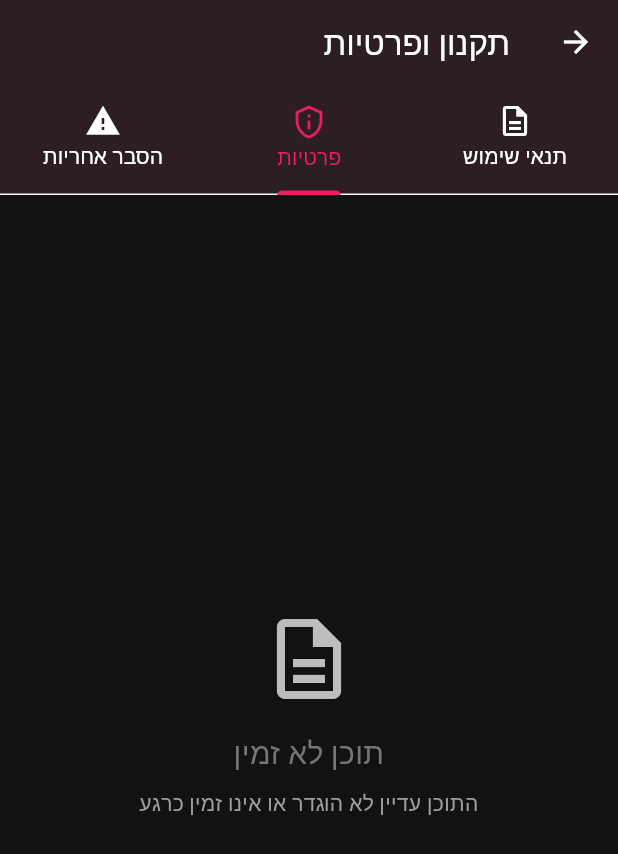
After one commit to hedidjs/zazadance-studio, a Flutter app: the PublicTermsScreen screen opened by its route, on a phone screen of 412 x 824 dp. The commit adds this screen. Shown: the top 854 px of the screen. Run offline on Flutter 3.47's test engine with Material 3 defaults, Android fonts, the phone set to English and light mode, and no system bars; our stand-ins replace cached_network_image, data_table_2, file_picker, fl_chart, flutter_colorpicker, flutter_riverpod and 8 more; accounts and stored records are empty; Roboto replaces fonts that are missing (Heebo).

Commit message:
Create proper public pages that load content from database
- Created PublicTermsScreen that loads terms, privacy, and disclaimer content from database
- Created PublicContactScreenDb that loads contact info from database with fallback
- Updated app.dart routing to use new database-driven screens
- /privacy route now shows privacy tab from terms_content table
- /support route now shows contact info from studio_info table or fallback data
- Updated build for deployment

🤖 Generated with [Claude Code](https://claude.ai/code)

Co-Authored-By: Claude <noreply@anthropic.com>

```diff
--- a/user-app/lib/app.dart
+++ b/user-app/lib/app.dart
@@ -17,8 +17,8 @@ import 'features/favorites/favorites_full_screen.dart';
 import 'features/terms/terms_screen.dart';
 import 'features/orders/my_orders_screen.dart';
 import 'features/groups/groups_screen.dart';
-import 'features/public/public_privacy_screen.dart';
-import 'features/public/public_contact_screen.dart';
+import 'features/public/public_terms_screen.dart';
+import 'features/public/public_contact_screen_db.dart';
 import 'shared/widgets/main_scaffold.dart';
 import 'providers/auth_notifier.dart';
 
@@ -158,12 +158,15 @@ class AppRouter {
       // נתיבים ציבוריים (נגישים גם ללא התחברות)
       GoRoute(
         path: '/privacy',
-        builder: (context, state) => const PublicPrivacyScreen(),
+        builder: (context, state) {
+          // Show privacy tab (index 1) in the terms screen
+          return const PublicTermsScreen(initialTab: 1);
+        },
       ),
 
       GoRoute(
         path: '/support',
-        builder: (context, state) => const PublicContactScreen(),
+        builder: (context, state) => const PublicContactScreenDb(),
       ),
     ],
   );
--- /dev/null
+++ b/user-app/lib/features/public/public_terms_screen.dart
@@ -0,0 +1,199 @@
+import 'package:flutter/material.dart';
+import 'package:supabase_flutter/supabase_flutter.dart';
+import 'package:go_router/go_router.dart';
+
+class PublicTermsScreen extends StatefulWidget {
+  final int? initialTab;
+
+  const PublicTermsScreen({super.key, this.initialTab});
+
+  @override
+  State<PublicTermsScreen> createState() => _PublicTermsScreenState();
+}
+
+class _PublicTermsScreenState extends State<PublicTermsScreen>
+    with SingleTickerProviderStateMixin {
+  final _supabase = Supabase.instance.client;
+
+  late TabController _tabController;
+
+  Map<String, dynamic>? _termsContent;
+  Map<String, dynamic>? _privacyContent;
+  Map<String, dynamic>? _disclaimerContent;
+
+  bool _isLoading = true;
+
+  @override
+  void initState() {
+    super.initState();
+    final int initialIndex = widget.initialTab ?? 0;
+    _tabController = TabController(
+      length: 3,
+      vsync: this,
+      initialIndex: initialIndex.clamp(0, 2),
+    );
+    _loadAllContent();
+  }
+
+  @override
+  void dispose() {
+    _tabController.dispose();
+    super.dispose();
+  }
+
+  Future<void> _loadAllContent() async {
+    try {
+      setState(() {
+        _isLoading = true;
+      });
+
+      final response = await _supabase
+          .from('terms_content')
+          .select('*')
+          .eq('is_active', true)
+          .order('content_type');
+
+      if (mounted) {
+        final contents = List<Map<String, dynamic>>.from(response);
+
+        setState(() {
+          _termsContent = contents.where((c) => c['content_type'] == 'terms').firstOrNull;
+          _privacyContent = contents.where((c) => c['content_type'] == 'privacy').firstOrNull;
+          _disclaimerContent = contents.where((c) => c['content_type'] == 'disclaimer').firstOrNull;
+          _isLoading = false;
+        });
+      }
+    } catch (e) {
+      if (mounted) {
+        setState(() { _isLoading = false; });
+        // Silent fail for public pages
+        print('Error loading content: $e');
+      }
+    }
+  }
+
+  @override
+  Widget build(BuildContext context) {
+    return Scaffold(
+      appBar: AppBar(
+        title: const Text('תקנון ופרטיות'),
+        leading: IconButton(
+          icon: const Icon(Icons.arrow_back),
+          onPressed: () => context.go('/login'),
+        ),
+        bottom: TabBar(
+          controller: _tabController,
+          tabs: const [
+            Tab(icon: Icon(Icons.description_outlined), text: 'תנאי שימוש'),
+            Tab(icon: Icon(Icons.privacy_tip_outlined), text: 'פרטיות'),
+            Tab(icon: Icon(Icons.warning_outlined), text: 'הסבר אחריות'),
+          ],
+        ),
+      ),
+      body: _isLoading
+          ? const Center(child: CircularProgressIndicator())
+          : TabBarView(
+              controller: _tabController,
+              children: [
+                _buildContentView(_termsContent, 'תנאי שימוש'),
+                _buildContentView(_privacyContent, 'מדיניות פרטיות'),
+                _buildContentView(_disclaimerContent, 'הסבר אחריות'),
+              ],
+            ),
+    );
+  }
+
+  Widget _buildContentView(Map<String, dynamic>? content, String title) {
+    if (content == null) {
+      return Center(
+        child: Column(
+          mainAxisAlignment: MainAxisAlignment.center,
+          children: [
+            Icon(
+              Icons.description_outlined,
+              size: 64,
+              color: Colors.grey[400],
+            ),
+            const SizedBox(height: 16),
+            Text(
+              'תוכן לא זמין',
+              style: TextStyle(
+                fontSize: 20,
+                color: Colors.grey[600],
+              ),
+            ),
+            const SizedBox(height: 8),
+            Text(
+              'התוכן עדיין לא הוגדר או אינו זמין כרגע',
+              style: TextStyle(
+                fontSize: 14,
+                color: Colors.grey[500],
+              ),
+            ),
+          ],
+        ),
+      );
+    }
+
+    return SingleChildScrollView(
+      padding: const EdgeInsets.all(16),
+      child: Column(
+        crossAxisAlignment: CrossAxisAlignment.start,
+        children: [
+          Text(
+            content['title_he'] ?? title,
+            style: const TextStyle(
+              fontSize: 24,
+              fontWeight: FontWeight.bold,
+            ),
+          ),
+          const SizedBox(height: 16),
+          if (content['effective_date'] != null) ...[
+            Text(
+              'בתוקף מתאריך: ${_formatDate(content['effective_date'])}',
+              style: const TextStyle(
+                fontSize: 12,
+                color: Colors.white70,
+              ),
+            ),
+            const SizedBox(height: 16),
+          ],
+          Text(
+            content['content_he'] ?? 'תוכן לא זמין',
+            style: const TextStyle(
+              fontSize: 16,
+              height: 1.6,
+            ),
+          ),
+          const SizedBox(height: 32),
+          if (content['updated_at'] != null)
+            Text(
+              'עודכן לאחרונה: ${_formatDateTime(content['updated_at'])}',
+              style: const TextStyle(
+                fontSize: 12,
+                color: Colors.white54,
+              ),
+            ),
+        ],
+      ),
+    );
+  }
+
+  String _formatDate(String dateString) {
+    try {
+      final date = DateTime.parse(dateString);
+      return '${date.day}/${date.month}/${date.year}';
+    } catch (e) {
+      return dateString;
+    }
+  }
+
+  String _formatDateTime(String dateString) {
+    try {
+      final date = DateTime.parse(dateString);
+      return '${date.day}/${date.month}/${date.year} בשעה ${date.hour.toString().padLeft(2, '0')}:${date.minute.toString().padLeft(2, '0')}';
+    } catch (e) {
+      return dateString;
+    }
+  }
+}
```
Also changed, not shown: user-app/lib/features/public/public_contact_screen_db.dart (added, +206 -0 lines).
